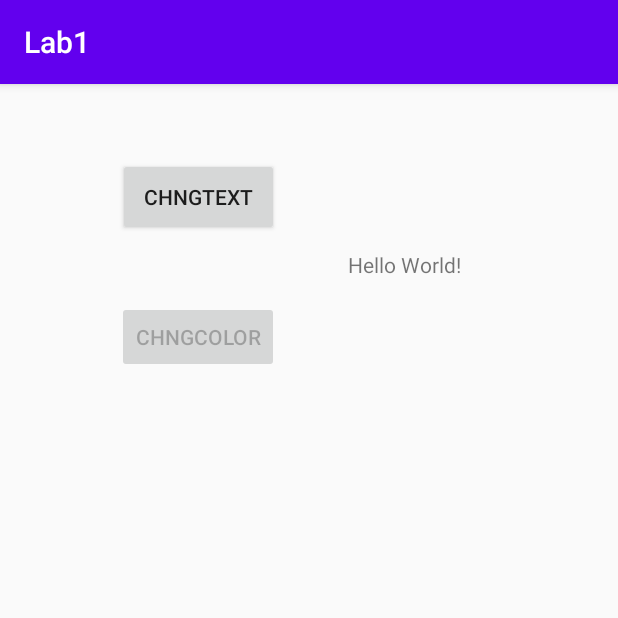
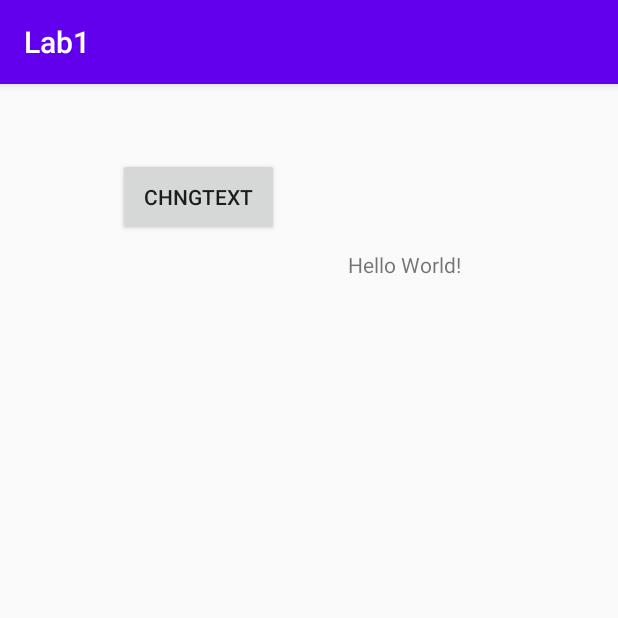
Before and after one commit to aolas/Lab1, an Android app: the screen it shows after launch (MainActivity), on a phone screen of 412 x 824 dp, the top half of it. Run offline under Robolectric (Android 15) with nearby library versions, the phone set to English and light mode, and no system bars.

Commit message:
1 button

```diff
--- a/app/src/main/res/layout/activity_main.xml
+++ b/app/src/main/res/layout/activity_main.xml
@@ -31,18 +31,6 @@
         app:layout_constraintTop_toTopOf="parent"
         app:layout_constraintVertical_bias="0.069" />
 
-    <Button
-        android:id="@+id/button2"
-        android:layout_width="wrap_content"
-        android:layout_height="wrap_content"
-        android:enabled="false"
-        android:onClick="onClickColorChng"
-        android:text="ChngColor"
-        app:layout_constraintBottom_toBottomOf="parent"
-        app:layout_constraintEnd_toStartOf="@+id/textToModify"
-        app:layout_constraintHorizontal_bias="0.629"
-        app:layout_constraintStart_toStartOf="parent"
-        app:layout_constraintTop_toBottomOf="@+id/btnChangeText"
-        app:layout_constraintVertical_bias="0.07" />
+
 
 </androidx.constraintlayout.widget.ConstraintLayout>
```
